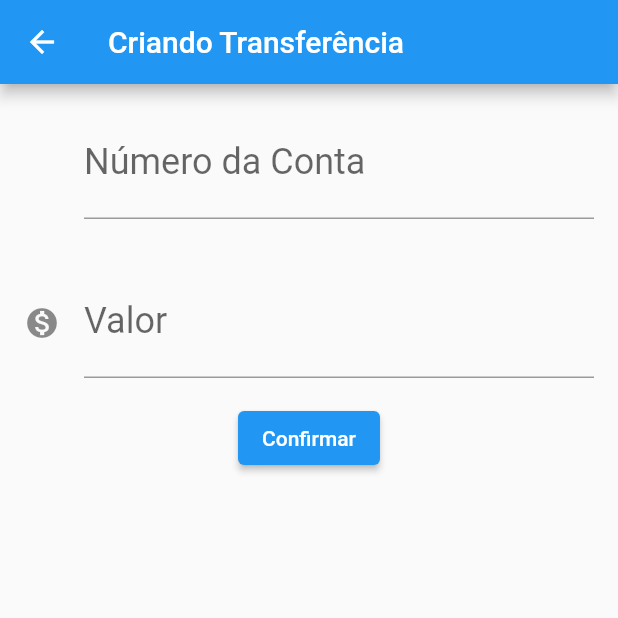
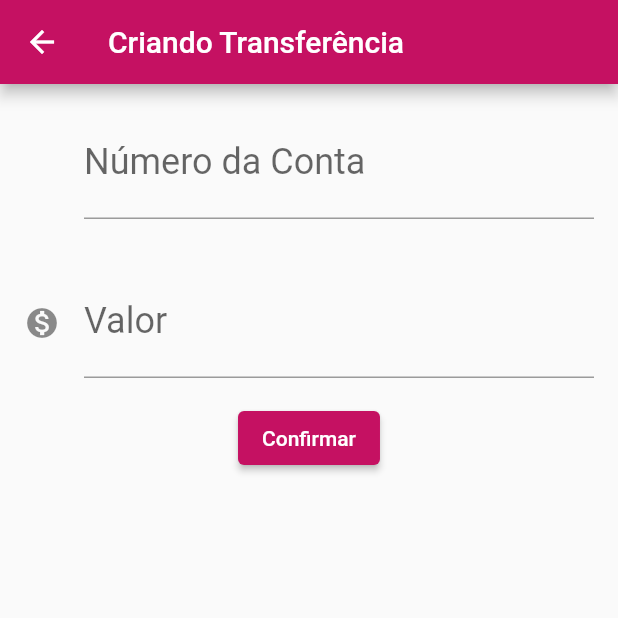
Before and after one commit to mateixe/bytebank-alura, a Flutter app: the screen it shows after launch, after a tap on the "add" icon, on a phone screen of 412 x 824 dp, the top half of it. Run offline on Flutter 3.47's test engine with Material 2 defaults, Android fonts, the phone set to English and light mode, and no system bars.

Commit message:
Ajuastando tema e navegação já acertada

```diff
--- a/lib/main.dart
+++ b/lib/main.dart
@@ -8,16 +8,28 @@ class ByteBankApp extends StatelessWidget {
   @override
   Widget build(BuildContext context) {
     return MaterialApp(
-      home: Scaffold(
-        body: ListaTransferencias(),
+      theme: ThemeData(
+          colorScheme:
+              ColorScheme.fromSwatch().copyWith(primary:Colors.pinkAccent[700],secondary: Colors.lightBlue[500]),
+              buttonTheme: ButtonThemeData(
+                buttonColor: Colors.lightBlue[500]
+              )
               ),
+      home: ListaTransferencias(),
     );
   }
 }
 
-class FormularioTransferencia extends StatelessWidget {
+class FormularioTransferencia extends StatefulWidget {
   FormularioTransferencia({Key? key}) : super(key: key);
 
+  @override
+  State<StatefulWidget> createState() {
+    return FormularioTransferenciaState();
+  }
+}
+
+class FormularioTransferenciaState extends State<FormularioTransferencia> {
   final TextEditingController _numeroContaController = TextEditingController();
   final TextEditingController _valorController = TextEditingController();
 
@@ -25,7 +37,8 @@ class FormularioTransferencia extends StatelessWidget {
   Widget build(BuildContext context) {
     return Scaffold(
         appBar: AppBar(title: Text('Criando Transferência')),
-        body: Column(
+        body: SingleChildScrollView(
+          child: Column(
             children: [
               EditorTexto(
                   controlador: _numeroContaController,
@@ -43,6 +56,7 @@ class FormularioTransferencia extends StatelessWidget {
                   onPressed: () => _criaTransferencia(context),
                   child: Text('Confirmar'))
             ],
+          ),
         ));
   }
 
@@ -80,19 +94,27 @@ class EditorTexto extends StatelessWidget {
   }
 }
 
-class ListaTransferencias extends StatelessWidget {
+class ListaTransferencias extends StatefulWidget {
   final List<Transferencia?> _transferencias = List.empty(growable: true);
 
   @override
+  State<StatefulWidget> createState() {
+    return ListaTransferenciasState();
+  }
+}
+
+class ListaTransferenciasState extends State<ListaTransferencias> {
+  @override
   Widget build(BuildContext context) {
+    // widget._transferencias.add(Transferencia(100.00, 10000));
     return Scaffold(
       appBar: AppBar(
         title: const Text('Tranferências'),
       ),
       body: ListView.builder(
-          itemCount: _transferencias.length,
+          itemCount: widget._transferencias.length,
           itemBuilder: (context, index) {
-            final transferencia = _transferencias[index];
+            final transferencia = widget._transferencias[index];
             return ItemTransferencia(transferencia!);
           }),
       floatingActionButton: FloatingActionButton(
@@ -109,11 +131,11 @@ class ListaTransferencias extends StatelessWidget {
     }));
 
     future.then((transferenciaRecebida) {
-      debugPrint("into thes future");
-
+      debugPrint("into the future");
       if (transferenciaRecebida != null) {
-        debugPrint(transferenciaRecebida.toString());
-        _transferencias.add(transferenciaRecebida);
+        setState(() {
+          widget._transferencias.add(transferenciaRecebida);
+        });
       }
     });
   }
```
Lines whose indentation alone changed are shown as unchanged.
